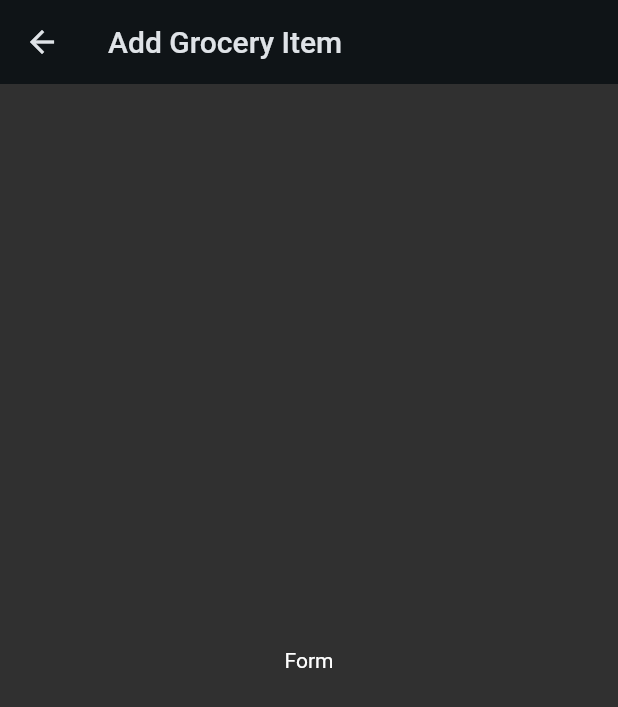
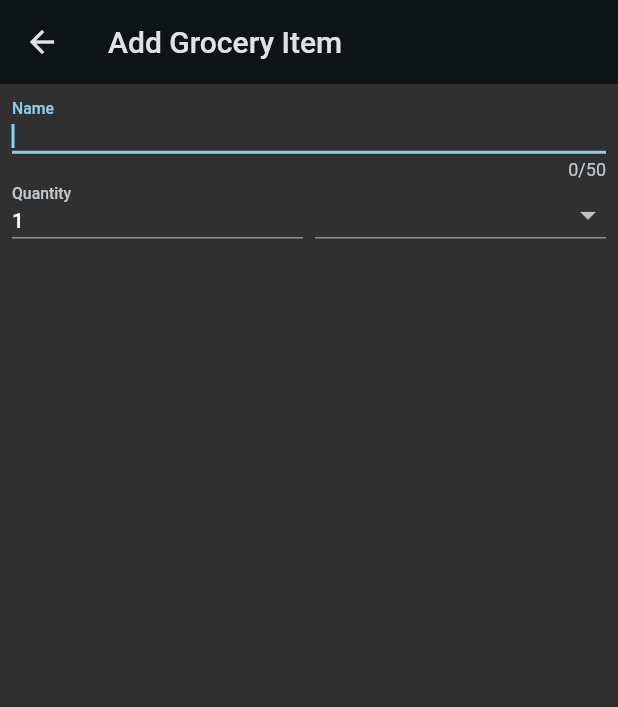
Before and after one commit to Moonbladez/flutter-groceries, a Flutter app: the AddGroceryItemScreen screen opened directly, on a phone screen of 412 x 824 dp. Shown: the top 707 px of the screen. Run offline on Flutter 3.47's test engine with Material 2 defaults, Android fonts, the phone set to English and light mode, and no system bars.

Commit message:
added basic add new item form

```diff
--- a/lib/screens/add_grocery_item_screen.dart
+++ b/lib/screens/add_grocery_item_screen.dart
@@ -1,4 +1,5 @@
 import 'package:flutter/material.dart';
+import 'package:flutter_shopping/data/categories.dart';
 
 class AddGroceryItemScreen extends StatefulWidget {
   const AddGroceryItemScreen({super.key});
@@ -14,10 +15,60 @@ class _AddGroceryItemScreenState extends State<AddGroceryItemScreen> {
       appBar: AppBar(
         title: const Text('Add Grocery Item'),
       ),
-      body: const Center(
-        child: Padding(
-          padding: EdgeInsets.all(8.0),
-          child: Text("Form"),
+      body: Padding(
+        padding: const EdgeInsets.all(8.0),
+        child: Form(
+          child: Column(
+            children: [
+              TextFormField(
+                decoration: const InputDecoration(
+                  labelText: 'Name',
+                ),
+                autofocus: true,
+                maxLength: 50,
+              ),
+              Row(
+                crossAxisAlignment: CrossAxisAlignment.end,
+                children: [
+                  Expanded(
+                    child: TextFormField(
+                      decoration: const InputDecoration(
+                        labelText: 'Quantity',
+                      ),
+                      initialValue: '1',
+                      keyboardType: TextInputType.number,
+                    ),
+                  ),
+                  const SizedBox(
+                    width: 8,
+                  ),
+                  Expanded(
+                    child: DropdownButtonFormField(
+                      items: [
+                        for (final category in categories.entries)
+                          DropdownMenuItem(
+                            value: category.value,
+                            child: Row(
+                              children: [
+                                Icon(
+                                  Icons.folder,
+                                  color: category.value.color,
+                                ),
+                                const SizedBox(
+                                  width: 6,
+                                ),
+                                Text(category.value.title)
+                              ],
+                            ),
+                          ),
+                      ],
+                      onChanged: (value) {},
+                    ),
+                  ),
+                ],
+              ),
+            ],
+          ),
         ),
       ),
     );
--- a/lib/theme.dart
+++ b/lib/theme.dart
@@ -5,5 +5,8 @@ ThemeData theme = ThemeData.dark().copyWith(
     brightness: Brightness.dark,
     seedColor: Colors.blueGrey,
   ),
+  inputDecorationTheme: const InputDecorationTheme(
+    isDense: true,
+  ),
   useMaterial3: true,
 );
```
